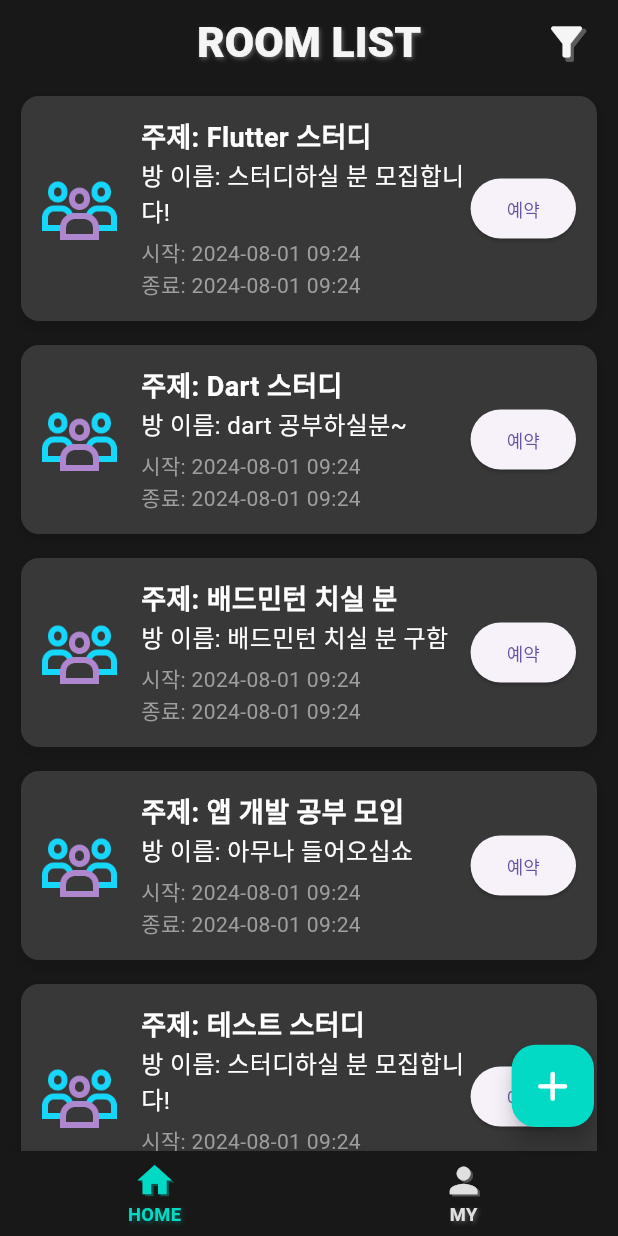
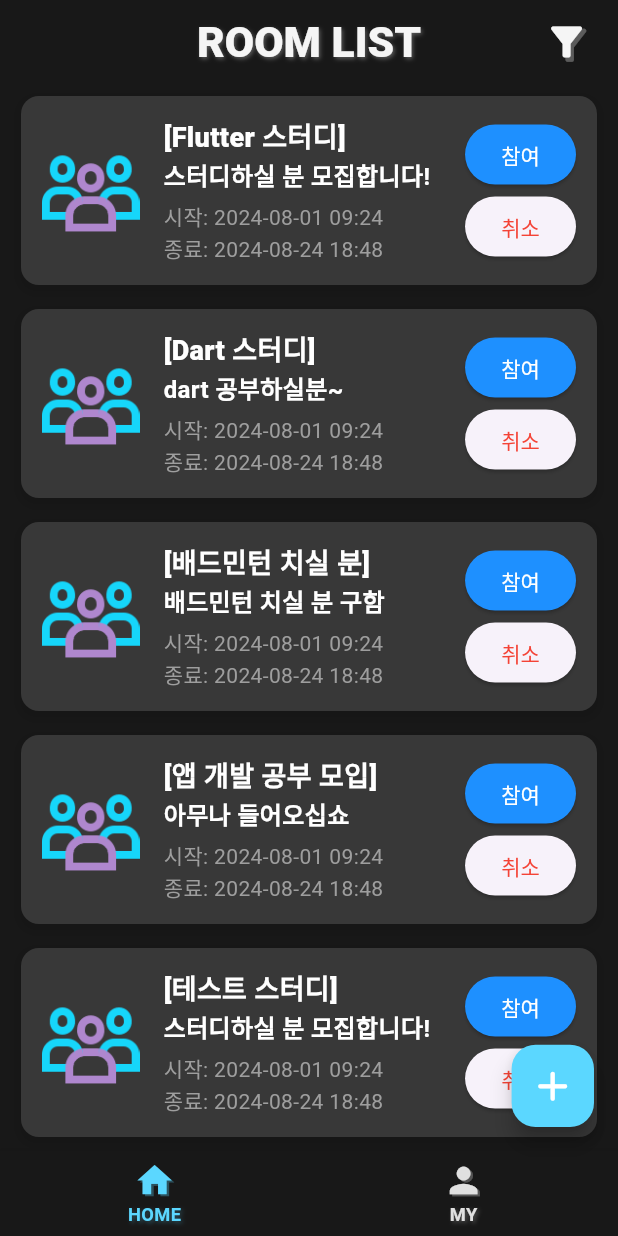
Before and after one commit to jhdo-dev/elice-1st-topkon, a Flutter app: the screen it shows after launch, on a phone screen of 412 x 824 dp. Run offline on Flutter 3.47's test engine with Material 3 defaults, Android fonts, the phone set to English and light mode, and no system bars; our stand-ins replace bloc, equatable, flutter_bloc, flutter_screenutil, go_router, google_fonts; Roboto replaces fonts that are missing (Play).

Commit message:
fix: 디자인 수정

```diff
--- a/alarm_front/lib/config/colors.dart
+++ b/alarm_front/lib/config/colors.dart
@@ -4,10 +4,10 @@ abstract class AppColors {
   static const backgroundColor = Color(0xFF181818);
   static const appbarColor = Color(0xffF5F5F5);
   static const bottomNavColor = Color(0xffE0E0E0);
-  static const focusColor = Color(0xff03DAC6);
+  static const focusColor = Color(0xff5bd7ff);
 
   static const cardColor = Color(0xff1e1e1e);
-  static const countBoxColor = Color(0xff1A237E);
+  static const countBoxColor = Colors.red;
 
   static const sendMsgBurbleColor = Color(0xFF1E90FF);
   static const receiveMsgBurbleColor = Color(0xFF383838);
--- a/alarm_front/lib/config/theme.dart
+++ b/alarm_front/lib/config/theme.dart
@@ -7,7 +7,7 @@ final ThemeData appTheme = ThemeData(
     color: AppColors.backgroundColor,
     scrolledUnderElevation: 0,
   ),
-  floatingActionButtonTheme: FloatingActionButtonThemeData(
+  floatingActionButtonTheme: const FloatingActionButtonThemeData(
     backgroundColor: AppColors.focusColor,
   ),
   splashColor: AppColors.focusColor.withOpacity(0.1),
--- a/alarm_front/lib/presentation/pages/room_list/room_list_page.dart
+++ b/alarm_front/lib/presentation/pages/room_list/room_list_page.dart
@@ -15,52 +15,52 @@ class RoomListPage extends StatelessWidget {
 class ChatRoomListPage extends StatelessWidget {
   // 예시로 채팅방 목록 데이터를 생성
   final List<ChatRoom> chatRooms = [
-    const ChatRoom(
+    ChatRoom(
         subjectName: 'Flutter 스터디',
         roomName: '스터디하실 분 모집합니다!',
         roomStartDate: '2024-08-01 09:24',
         roomEndDate: '2024-08-24 18:48'),
-    const ChatRoom(
+    ChatRoom(
         subjectName: 'Dart 스터디',
         roomName: 'dart 공부하실분~',
         roomStartDate: '2024-08-01 09:24',
         roomEndDate: '2024-08-24 18:48'),
-    const ChatRoom(
+    ChatRoom(
         subjectName: '배드민턴 치실 분',
         roomName: '배드민턴 치실 분 구함',
         roomStartDate: '2024-08-01 09:24',
         roomEndDate: '2024-08-24 18:48'),
-    const ChatRoom(
+    ChatRoom(
         subjectName: '앱 개발 공부 모입',
         roomName: '아무나 들어오십쇼',
         roomStartDate: '2024-08-01 09:24',
         roomEndDate: '2024-08-24 18:48'),
-    const ChatRoom(
+    ChatRoom(
         subjectName: '테스트 스터디',
         roomName: '스터디하실 분 모집합니다!',
         roomStartDate: '2024-08-01 09:24',
         roomEndDate: '2024-08-24 18:48'),
-    const ChatRoom(
+    ChatRoom(
         subjectName: '테스트 스터디',
         roomName: '스터디하실 분 모집합니다!',
         roomStartDate: '2024-08-01 09:24',
         roomEndDate: '2024-08-24 18:48'),
-    const ChatRoom(
+    ChatRoom(
         subjectName: '테스트 스터디',
         roomName: '스터디하실 분 모집합니다!',
         roomStartDate: '2024-08-01 09:24',
         roomEndDate: '2024-08-24 18:48'),
-    const ChatRoom(
+    ChatRoom(
         subjectName: '프로그래밍 스터디',
         roomName: '스터디하실 분 모집합니다!',
         roomStartDate: '2024-08-01 09:24',
         roomEndDate: '2024-08-24 18:48'),
-    const ChatRoom(
+    ChatRoom(
         subjectName: '프로그래밍 스터디',
         roomName: '스터디하실 분 모집합니다!',
         roomStartDate: '2024-08-01 09:24',
         roomEndDate: '2024-08-24 18:48'),
-    const ChatRoom(
+    ChatRoom(
         subjectName: '프로그래밍 스터디',
         roomName: '스터디하실 분 모집합니다!',
         roomStartDate: '2024-08-01 09:24',
@@ -88,8 +88,9 @@ class ChatRoom extends StatelessWidget {
   final String roomName;
   final String roomStartDate;
   final String roomEndDate;
+  bool isRoomActive = true;
 
-  const ChatRoom({
+  ChatRoom({
     super.key,
     required this.subjectName,
     required this.roomName,
@@ -120,8 +121,8 @@ class ChatRoom extends StatelessWidget {
           Column(
             children: [
               SizedBox(
-                width: 50,
-                height: 50,
+                width: 65,
+                height: 65,
                 child: ClipRect(
                   child: Image.asset(
                     'assets/images/chat_room_default_profile.png',
@@ -137,17 +138,18 @@ class ChatRoom extends StatelessWidget {
               crossAxisAlignment: CrossAxisAlignment.start,
               children: [
                 Text(
-                  '주제: $subjectName',
+                  '[$subjectName]',
                   style: const TextStyle(
                     fontSize: 18.0,
+                    fontWeight: FontWeight.w900,
                     color: Colors.white,
-                    fontWeight: FontWeight.bold,
                   ),
                 ),
                 Text(
-                  '방 이름: $roomName',
+                  roomName,
                   style: const TextStyle(
                     fontSize: 16.0,
+                    fontWeight: FontWeight.w600,
                     color: Colors.white,
                   ),
                 ),
@@ -160,7 +162,7 @@ class ChatRoom extends StatelessWidget {
                   ),
                 ),
                 Text(
-                  '종료: $roomStartDate',
+                  '종료: $roomEndDate',
                   style: const TextStyle(
                     fontSize: 14.0,
                     color: Colors.grey,
@@ -172,9 +174,36 @@ class ChatRoom extends StatelessWidget {
           Column(
             mainAxisAlignment: MainAxisAlignment.center,
             children: [
+              isRoomActive
+                  ? Column(
+                      mainAxisAlignment: MainAxisAlignment.center,
+                      children: [
                         ElevatedButton(
                           style: ElevatedButton.styleFrom(
+                            backgroundColor: AppColors.sendMsgBurbleColor,
+                            foregroundColor: Colors.white,
+                          ),
+                          onPressed: () {},
+                          child: const Text(
+                            '참여',
+                          ),
+                        ),
+                        ElevatedButton(
+                          style: ElevatedButton.styleFrom(
+                            // backgroundColor: Colors.red,
+                            foregroundColor: Colors.red,
+                          ),
+                          onPressed: () {},
+                          child: const Text(
+                            '취소',
+                          ),
+                        ),
+                      ],
+                    )
+                  : ElevatedButton(
+                      style: ElevatedButton.styleFrom(
                           // fixedSize: const Size(60, 40),
+                          // backgroundBuilder: Colors.blue,
                           ),
                       onPressed: () {},
                       child: const Text(
--- a/alarm_front/lib/presentation/widgets/shell_component.dart
+++ b/alarm_front/lib/presentation/widgets/shell_component.dart
@@ -60,10 +60,10 @@ class ShellComponent extends StatelessWidget {
       body: child,
 
       //? 바텀네비게이션
-      bottomNavigationBar: BottomNav(),
+      bottomNavigationBar: const BottomNav(),
 
       //? 룸 생성 버튼
-      floatingActionButton: Container(
+      floatingActionButton: SizedBox(
         width: 50.w,
         height: 50.w,
         child: FloatingActionButton(
```
Also changed, not shown: alarm_front/lib/presentation/pages/room_chat/room_chat_page.dart (+13 -13 lines), 1 other file. Lines whose indentation alone changed are shown as unchanged.
